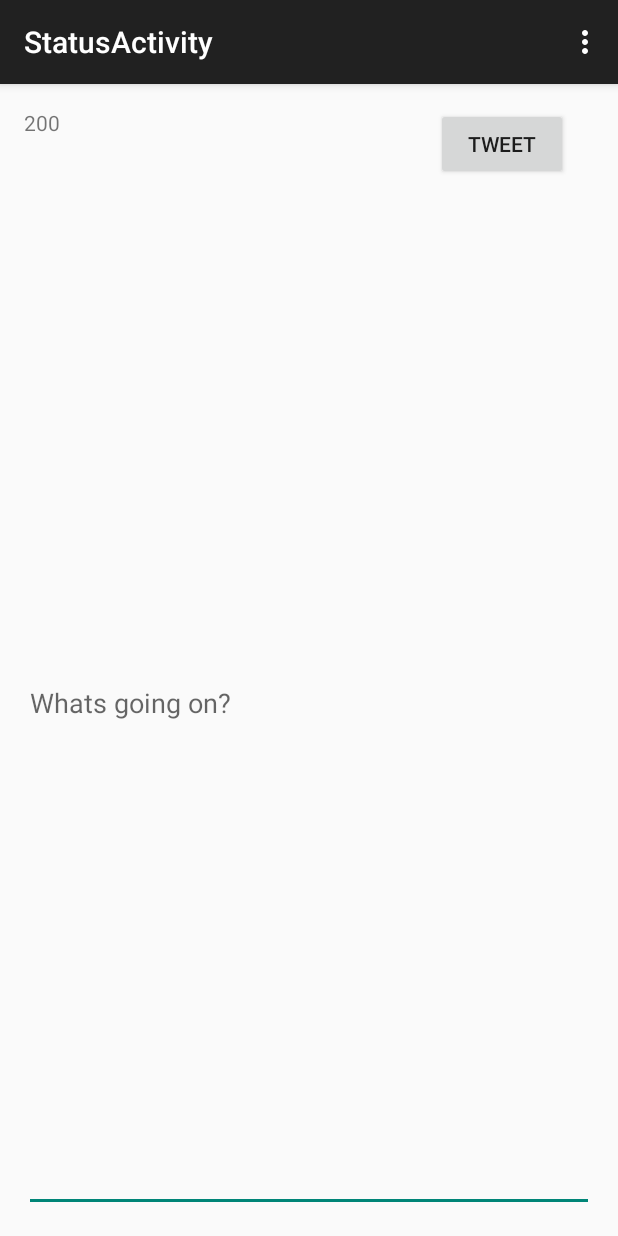
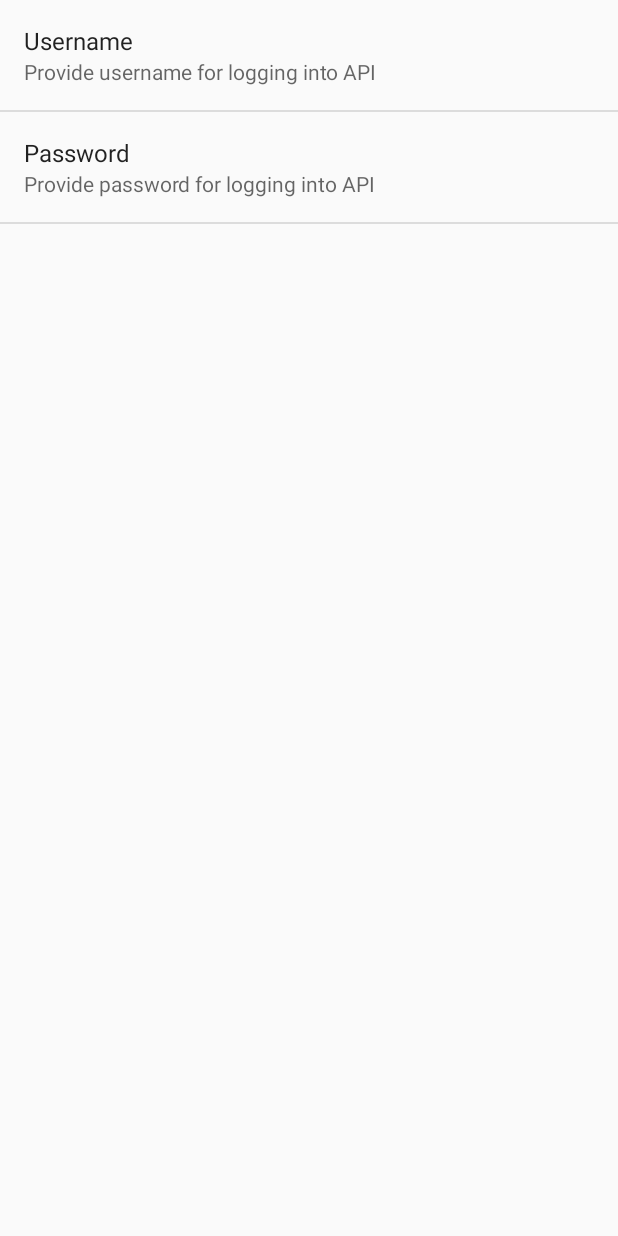
Before and after one commit to visorop/android-Yamba, an Android app: the screen it shows after launch (StatusActivity before the commit, SettingsActivity after it), in the options menu, after a tap on "Settings", on a phone screen of 412 x 824 dp. Run offline under Robolectric (Android 15) with nearby library versions, the phone set to English and light mode, and no system bars.

Commit message:
Lots of changes - got to chapter 10..

```diff
--- a/app/build.gradle
+++ b/app/build.gradle
@@ -21,6 +21,7 @@ android {
 
 dependencies {
     compile fileTree(dir: 'libs', include: ['*.jar'])
+    compile files('libs/yambaclientlib.jar')
     compile 'com.android.support:appcompat-v7:22.2.0'
-    compile files('libs/yambaclientlib.jar')
+    compile 'com.android.support:support-v4:22.2.0'
 }
--- /dev/null
+++ b/app/src/main/java/com/marakana/yamba/yamba/MainActivity.java
@@ -0,0 +1,39 @@
+package com.marakana.yamba.yamba;
+
+import android.content.Intent;
+import android.support.v7.app.ActionBarActivity;
+import android.os.Bundle;
+import android.view.Menu;
+import android.view.MenuItem;
+
+
+public class MainActivity extends ActionBarActivity {
+
+    @Override
+    protected void onCreate(Bundle savedInstanceState) {
+        super.onCreate(savedInstanceState);
+        setContentView(R.layout.activity_main);
+    }
+
+    @Override
+    public boolean onCreateOptionsMenu(Menu menu) {
+        // Inflate the menu; this adds items to the action bar if it is present.
+        getMenuInflater().inflate(R.menu.menu_main, menu);
+        return true;
+    }
+
+    @Override
+    public boolean onOptionsItemSelected(MenuItem item) {
+        switch(item.getItemId()){
+            case R.id.action_settings:{
+                this.startActivity(new Intent(this, SettingsActivity.class));
+                return true;
+            }
+            case R.id.action_tweet:{
+                this.startActivity(new Intent(this,StatusActivity.class));
+                return true;
+            }
+        }
+        return false;
+    }
+}
--- /dev/null
+++ b/app/src/main/java/com/marakana/yamba/yamba/SettingsActivity.java
@@ -0,0 +1,16 @@
+package com.marakana.yamba.yamba;
+
+import android.app.Activity;
+import android.os.Bundle;
+
+
+public class SettingsActivity extends Activity {
+    @Override
+    protected void onCreate(Bundle savedInstance) {
+        super.onCreate(savedInstance);
+        if (savedInstance == null) {
+            SettingsFragment settingsFragment = new SettingsFragment();
+            this.getFragmentManager().beginTransaction().add(android.R.id.content, settingsFragment, settingsFragment.getClass().getName()).commit();
+        }
+    }
+}
--- /dev/null
+++ b/app/src/main/java/com/marakana/yamba/yamba/SettingsFragment.java
@@ -0,0 +1,27 @@
+package com.marakana.yamba.yamba;
+
+import android.content.SharedPreferences;
+import android.content.SharedPreferences.OnSharedPreferenceChangeListener;
+import android.os.Bundle;
+import android.preference.PreferenceFragment;
+import android.preference.PreferenceManager;
+
+public class SettingsFragment extends PreferenceFragment implements OnSharedPreferenceChangeListener {
+    private SharedPreferences prefs;
+    @Override
+    public void onSharedPreferenceChanged(SharedPreferences sharedPreferences, String key) {
+
+    }
+    @Override
+    public void onCreate(Bundle savedInstanceState){
+        super.onCreate(savedInstanceState);
+        this.addPreferencesFromResource(R.xml.settings);
+    }
+    @Override
+    public void onStart(){
+        super.onStart();
+        prefs = PreferenceManager.getDefaultSharedPreferences(getActivity());
+        prefs.registerOnSharedPreferenceChangeListener(this);
+    }
+
+}
--- a/app/src/main/java/com/marakana/yamba/yamba/StatusActivity.java
+++ b/app/src/main/java/com/marakana/yamba/yamba/StatusActivity.java
@@ -12,7 +12,7 @@ public class StatusActivity extends ActionBarActivity {
     @Override
     protected void onCreate(Bundle savedInstanceState) {
         super.onCreate(savedInstanceState);
-        setContentView(R.layout.new_activity_status);
+        setContentView(R.layout.activity_status);
     }
 
     @Override
--- a/app/src/main/java/com/marakana/yamba/yamba/StatusFragment.java
+++ b/app/src/main/java/com/marakana/yamba/yamba/StatusFragment.java
@@ -1,7 +1,7 @@
 package com.marakana.yamba.yamba;
 
-
 import android.content.Context;
+import android.content.SharedPreferences;
 import android.content.res.Resources;
 import android.graphics.Color;
 import android.os.Bundle;
@@ -16,15 +16,11 @@ import android.widget.Button;
 import android.widget.EditText;
 import android.widget.TextView;
 
-
-
 public class StatusFragment extends Fragment {
 
     private static Context FRAGMENT_CONTEXT;
 
     private static final String TAG = "StatusFragment";
-    private static final String USERNAME = "student";
-    private static final String PASSWORD = "password";
 
     private EditText editStatus;
     private Button buttonTweet;
@@ -33,6 +29,9 @@ public class StatusFragment extends Fragment {
     private int maxCount;
 
     private class StatusActivityOnClickListener implements View.OnClickListener {
+
+        private SharedPreferences prefs;
+
         @Override
         public void onClick(View clickedView) {
             switch(clickedView.getId()) {
@@ -40,7 +39,7 @@ public class StatusFragment extends Fragment {
                     String status = editStatus.getText().toString(); //
                     Log.d(TAG, "onClicked with status: " + status);
 
-                    new PostTask().execute(status, USERNAME, PASSWORD);
+                    new PostTask().execute(status);
                 }
             }
             //may add more clicks events here with additional cases
@@ -105,7 +104,7 @@ public class StatusFragment extends Fragment {
         this.textCount = (TextView) view.findViewById(R.id.textCount);
         this.defaultTextColor = textCount.getTextColors().getDefaultColor();
 
-        Resources res = this.getResources();
+        Resources res = view.getResources();
         this.maxCount = res.getInteger(R.integer.max_text_count);
 
         this.buttonTweet.setOnClickListener(statusActivityOnClickListener);
--- /dev/null
+++ b/app/src/main/res/menu/menu_main.xml
@@ -0,0 +1,24 @@
+<menu xmlns:android="http://schemas.android.com/apk/res/android"
+    xmlns:app="http://schemas.android.com/apk/res-auto"
+    xmlns:tools="http://schemas.android.com/tools"
+    tools:context="com.marakana.yamba.yamba.MainActivity">
+    <item
+        android:id="@+id/action_settings"
+        android:orderInCategory="100"
+        android:showAsAction="never"
+        android:title="@string/action_settings"/>
+    <item
+        android:id="@+id/action_tweet"
+        android:icon="@android:drawable/ic_menu_add"
+        android:showAsAction="always|withText"
+        android:title="@string/tweet"/>
+    <item
+        android:id="@+id/action_refresh"
+        android:icon="@android:drawable/ic_menu_rotate"
+        android:showAsAction="always"
+        android:title="@string/refresh"/>
+    <item
+        android:id="@+id/action_purge"
+        android:icon="@android:drawable/ic_menu_delete"
+        android:title="@string/purge"/>
+</menu>
--- a/app/src/main/res/values/strings.xml
+++ b/app/src/main/res/values/strings.xml
@@ -7,5 +7,16 @@
     <string name="button_tweet">Tweet</string>
     <string name="hint_status">Whats going on?</string>
     <string name="text_count">200</string>
+    <string name="username">Username</string>string>
+    <string name="username_summary">Provide username for logging into API</string>string>
+    <string name="password">Password</string>string>
+    <string name="password_summary">Provide password for logging into API</string>string>
+    <string name="title_activity_settings">Yamba settings</string>
+    <string name="title_activity_main">MainActivity</string>
+    <string name="tweet">Tweet</string>
+    <string name="refresh">Refresh</string>
+    <string name="purge">Purge</string>
+
+
 
 </resources>
--- /dev/null
+++ b/app/src/main/res/xml/settings.xml
@@ -0,0 +1,12 @@
+<PreferenceScreen xmlns:android="http://schemas.android.com/apk/res/android">
+
+    <EditTextPreference
+        android:key="username"
+        android:summary="@string/username_summary"
+        android:title="@string/username" />
+    <EditTextPreference
+        android:inputType="textPassword"
+        android:title="@string/password"
+        android:key="password" android:summary="@string/password_summary"/>
+
+</PreferenceScreen>
```
Also changed, not shown: app/src/main/AndroidManifest.xml (+10 -1 lines), app/src/main/java/com/marakana/yamba/yamba/PostTask.java (+18 -3 lines), app/src/main/res/layout/activity_main.xml (added, +12 -0 lines), app/src/main/res/layout/activity_status.xml (renamed from app/src/main/res/layout/new_activity_status.xml).
